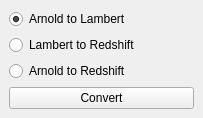
Qt form ui/main.ui (iceanimations/arnoldToRedshift) before a commit.
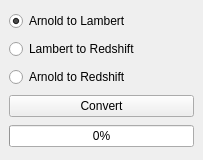
The same form after that commit.

What changed in the file:
```diff
--- a/ui/main.ui
+++ b/ui/main.ui
@@ -7,7 +7,7 @@
     <x>0</x>
     <y>0</y>
     <width>203</width>
-    <height>113</height>
+    <height>160</height>
    </rect>
   </property>
   <property name="windowTitle">
@@ -46,6 +46,13 @@
       </property>
      </widget>
     </item>
+    <item>
+     <widget class="QProgressBar" name="progressBar">
+      <property name="value">
+       <number>0</number>
+      </property>
+     </widget>
+    </item>
    </layout>
   </widget>
  </widget>
```
Left out of the diff: 2 changed lines with no effect on the pictures.
